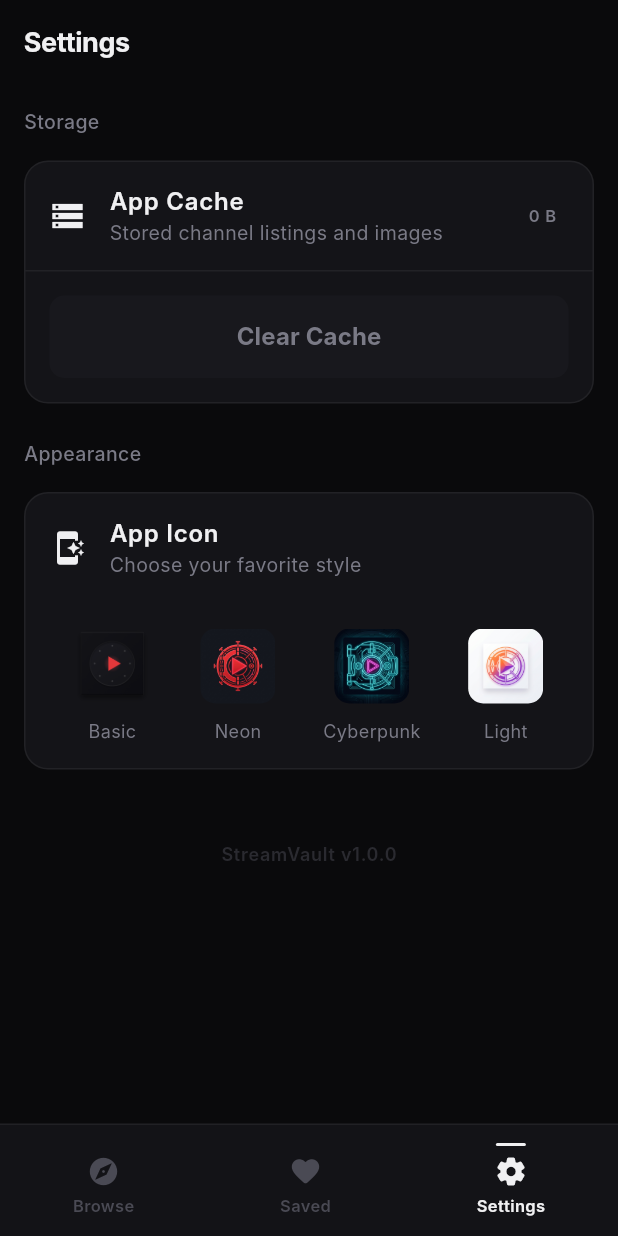
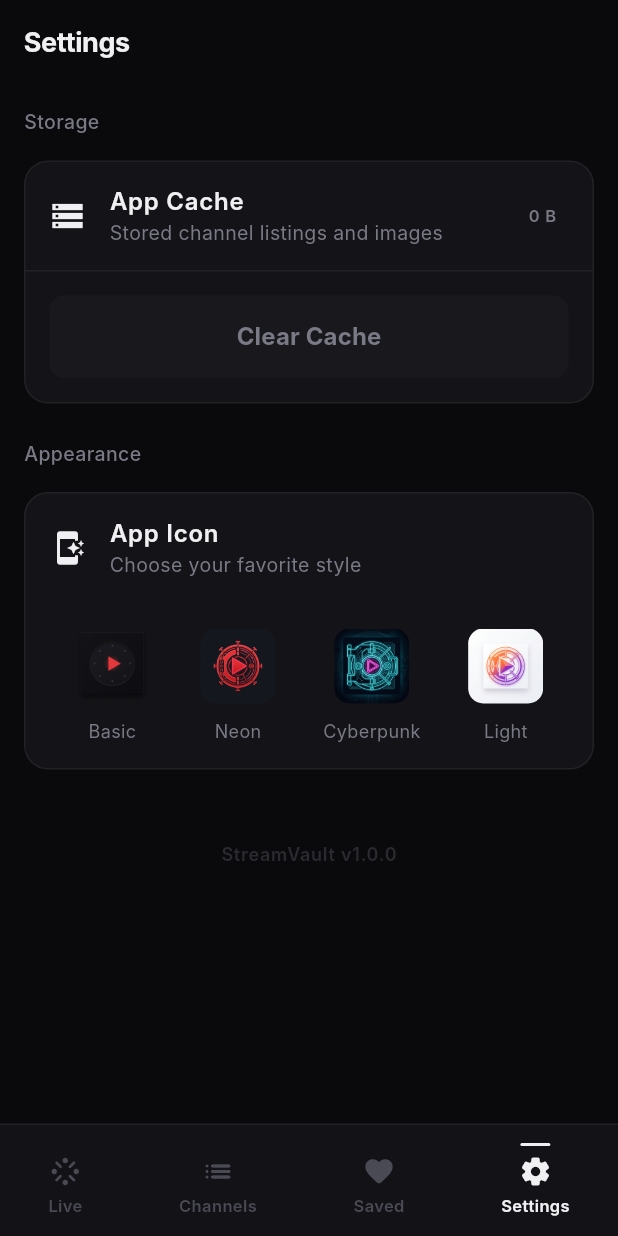
Before and after one commit to jerryfemi/StreamVault, a Flutter app: the screen it shows after launch, scrolled down 352 dp, after a tap on "Saved", after a tap on "Settings", on a phone screen of 412 x 824 dp. Run offline on Flutter 3.47's test engine with Material 3 defaults, Android fonts, the phone set to English and light mode, and no system bars; our stand-ins replace cached_network_image, connectivity_plus, flutter_cache_manager, flutter_riverpod, go_router, hive_ce and 2 more; missing offline and left inert: flutter_dynamic_icon_plus, media_kit, media_kit_video; accounts and stored records are empty; network calls fail; Roboto replaces fonts that are missing (Inter).

Commit message:
navigation, admin, and toggle for the epg feature

```diff
--- a/lib/core/navigation/router.dart
+++ b/lib/core/navigation/router.dart
@@ -8,6 +8,7 @@ import 'package:stream_vault/ui/pages/browse_page.dart';
 import 'package:stream_vault/ui/pages/player_page.dart';
 import 'package:stream_vault/ui/pages/saved_page.dart';
 import 'package:stream_vault/ui/pages/settings_page.dart';
+import 'package:stream_vault/ui/pages/live_page.dart';
 
 final _rootNavigatorKey = GlobalKey<NavigatorState>();
 
@@ -23,7 +24,16 @@ final routerProvider = Provider<GoRouter>((ref) {
         builder: (context, state, navigationShell) =>
             AppShell(shell: navigationShell),
         branches: [
-          // 0: Browse
+          // 0: Live
+          StatefulShellBranch(
+            routes: [
+              GoRoute(
+                path: '/live',
+                builder: (context, state) => const LivePage(),
+              ),
+            ],
+          ),
+          // 1: Browse
           StatefulShellBranch(
             routes: [
               GoRoute(
@@ -42,7 +52,7 @@ final routerProvider = Provider<GoRouter>((ref) {
               ),
             ],
           ),
-          // 1: Saved
+          // 2: Saved
           StatefulShellBranch(
             routes: [
               GoRoute(
@@ -51,7 +61,7 @@ final routerProvider = Provider<GoRouter>((ref) {
               ),
             ],
           ),
-          // 2: Settings
+          // 3: Settings
           StatefulShellBranch(
             routes: [
               GoRoute(
--- a/lib/data/repositories/cache_manager.dart
+++ b/lib/data/repositories/cache_manager.dart
@@ -10,6 +10,7 @@ class CacheManager {
     await Hive.openBox<String>('favorites_cache');
     await Hive.openBox<String>('local_dead_channels');
     await Hive.openBox<String>('admin_settings');
+    await Hive.openBox<Map<dynamic, dynamic>>('admin_custom_epg');
   }
 
   Future<void> clearCache() async {
--- a/lib/ui/pages/admin_page.dart
+++ b/lib/ui/pages/admin_page.dart
@@ -66,9 +66,13 @@ class _AdminPageState extends ConsumerState<AdminPage>
     // Gather locally-detected dead channels
     final localDead = ref.read(localDeadChannelsProvider);
 
+    // Gather custom EPG data
+    final customEpg = ref.read(adminCustomEpgProvider);
+
     final config = RemoteConfig(
       topChannels: favorites,
       deadChannels: localDead,
+      customEpg: customEpg,
     );
 
     final service = ref.read(githubConfigServiceProvider);
--- a/lib/ui/shell/app_shell.dart
+++ b/lib/ui/shell/app_shell.dart
@@ -43,22 +43,28 @@ class _BottomNav extends StatelessWidget {
         mainAxisAlignment: MainAxisAlignment.spaceAround,
         children: [
           _NavItem(
-            icon: Icons.explore_rounded,
-            label: 'Browse',
+            icon: Icons.stream_rounded,
+            label: 'Live',
             isActive: currentIndex == 0,
             onTap: () => shell.goBranch(0, initialLocation: currentIndex == 0),
           ),
           _NavItem(
-            icon: Icons.favorite_rounded,
-            label: 'Saved',
+            icon: Icons.list_rounded,
+            label: 'Channels',
             isActive: currentIndex == 1,
             onTap: () => shell.goBranch(1, initialLocation: currentIndex == 1),
           ),
           _NavItem(
+            icon: Icons.favorite_rounded,
+            label: 'Saved',
+            isActive: currentIndex == 2,
+            onTap: () => shell.goBranch(2, initialLocation: currentIndex == 2),
+          ),
+          _NavItem(
             icon: Icons.settings_rounded,
             label: 'Settings',
-            isActive: currentIndex == 2,
-            onTap: () => shell.goBranch(2, initialLocation: currentIndex == 2),
+            isActive: currentIndex == 3,
+            onTap: () => shell.goBranch(3, initialLocation: currentIndex == 3),
           ),
         ],
       ),
--- a/lib/ui/widgets/player/match_info_card.dart
+++ b/lib/ui/widgets/player/match_info_card.dart
@@ -79,9 +79,12 @@ class MatchInfoCard extends StatelessWidget {
                         icon: Icons.flag_outlined,
                         iconColor: AppColors.textSecondary,
                         onTap: () {
+                          ref
+                              .read(localDeadChannelsProvider.notifier)
+                              .markDead(channel.id);
                           ScaffoldMessenger.of(context).showSnackBar(
                             const SnackBar(
-                              content: Text('Reported stream issues.'),
+                              content: Text('Channel reported as dead.'),
                             ),
                           );
                         },
```
Also changed, not shown: lib/ui/pages/player_page.dart (+22 -0 lines), lib/ui/widgets/player/player_controls_overlay.dart (+21 -0 lines).
